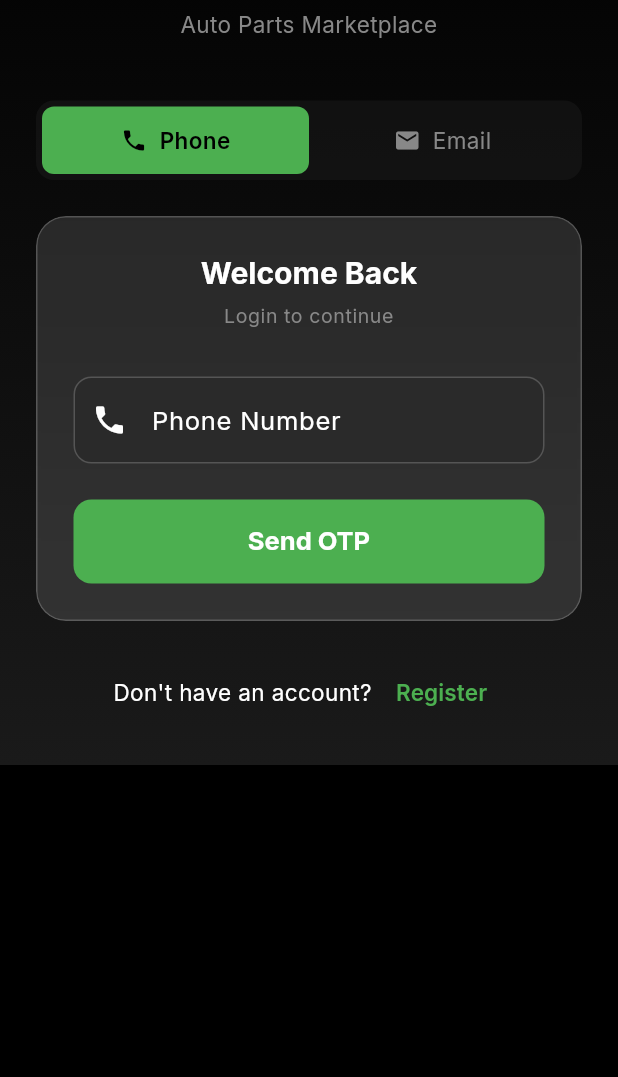
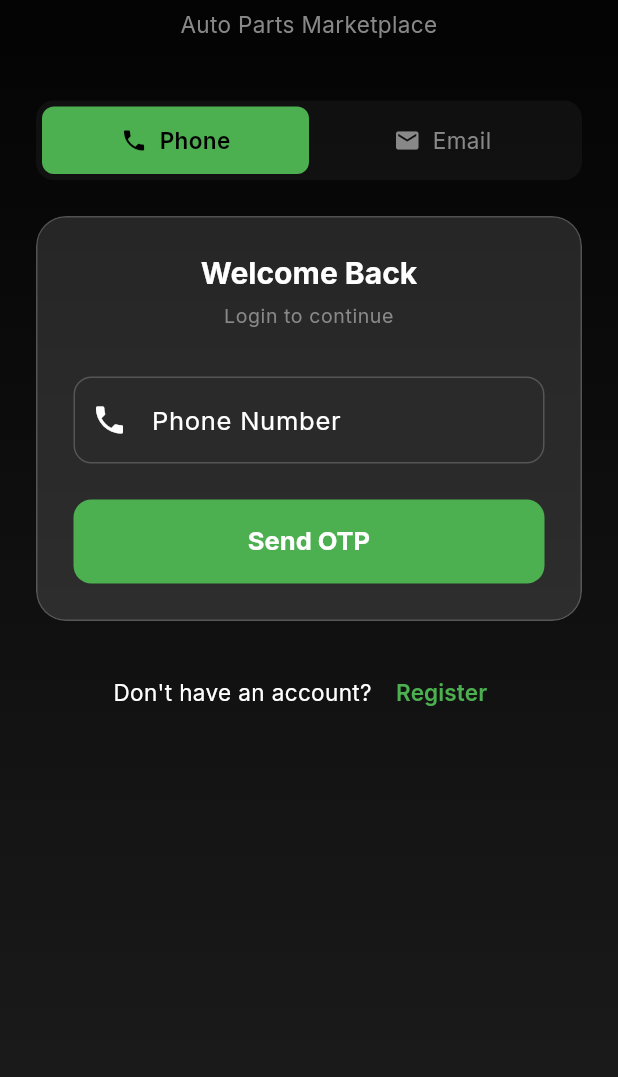
Before and after one commit to Shangev/Sparelink, a Flutter app: the screen it shows after launch, on a phone screen of 412 x 824 dp, the part 159-1236 px from its top. Run offline on Flutter 3.47's test engine with Material 3 defaults, Android fonts, the phone set to English and light mode, and no system bars; our stand-ins replace audioplayers, camera, dio, file_picker, flutter_riverpod, flutter_secure_storage and 9 more; missing offline and left inert: record; accounts and stored records are empty; project files that could hold a hidden picture were left out.

Commit message:
Fix auth layout: use MediaQuery for screen width, force fixed 450px container

```diff
--- a/sparelink-flutter/lib/features/auth/presentation/widgets/auth_responsive_layout.dart
+++ b/sparelink-flutter/lib/features/auth/presentation/widgets/auth_responsive_layout.dart
@@ -24,14 +24,24 @@
 
   @override
   Widget build(BuildContext context) {
+    // Get screen width directly from MediaQuery for reliable breakpoint detection
+    final screenWidth = MediaQuery.of(context).size.width;
+    final isDesktop = screenWidth >= mobileBreakpoint;
+    final isLargeDesktop = screenWidth >= desktopBreakpoint;
+
     return Scaffold(
       appBar: showBackButton || title != null
           ? AppBar(
               title: title != null ? Text(title!) : null,
               automaticallyImplyLeading: showBackButton,
+              backgroundColor: Colors.transparent,
+              elevation: 0,
             )
           : null,
+      extendBodyBehindAppBar: true,
       body: Container(
+        width: double.infinity,
+        height: double.infinity,
         decoration: const BoxDecoration(
           gradient: LinearGradient(
             begin: Alignment.topCenter,
@@ -40,20 +50,11 @@
           ),
         ),
         child: SafeArea(
-          child: LayoutBuilder(
-            builder: (context, constraints) {
-              final isDesktop = constraints.maxWidth >= mobileBreakpoint;
-              final isLargeDesktop = constraints.maxWidth >= desktopBreakpoint;
-
-              if (isLargeDesktop) {
-                return _buildLargeDesktopLayout(context, constraints);
-              } else if (isDesktop) {
-                return _buildDesktopLayout(context, constraints);
-              } else {
-                return _buildMobileLayout(context);
-              }
-            },
-          ),
+          child: isLargeDesktop
+              ? _buildLargeDesktopLayout(context, screenWidth)
+              : isDesktop
+                  ? _buildDesktopLayout(context, screenWidth)
+                  : _buildMobileLayout(context),
         ),
       ),
     );
@@ -68,12 +69,13 @@
   }
 
   /// Desktop layout: Centered card with constrained width
-  Widget _buildDesktopLayout(BuildContext context, BoxConstraints constraints) {
+  Widget _buildDesktopLayout(BuildContext context, double screenWidth) {
     return Center(
       child: SingleChildScrollView(
         padding: const EdgeInsets.symmetric(vertical: 40, horizontal: 24),
-        child: SizedBox(
+        child: Container(
           width: maxFormWidth,
+          constraints: const BoxConstraints(maxWidth: maxFormWidth),
           child: child,
         ),
       ),
@@ -81,7 +83,7 @@
   }
 
   /// Large desktop layout: Split view with branding panel and form
-  Widget _buildLargeDesktopLayout(BuildContext context, BoxConstraints constraints) {
+  Widget _buildLargeDesktopLayout(BuildContext context, double screenWidth) {
     return Row(
       children: [
         // Left side: Branding panel
@@ -97,8 +99,9 @@
             child: Center(
               child: SingleChildScrollView(
                 padding: const EdgeInsets.symmetric(vertical: 40, horizontal: 48),
-                child: SizedBox(
+                child: Container(
                   width: maxFormWidth,
+                  constraints: const BoxConstraints(maxWidth: maxFormWidth),
                   child: child,
                 ),
               ),
```
Also changed, not shown: 1 other file.
